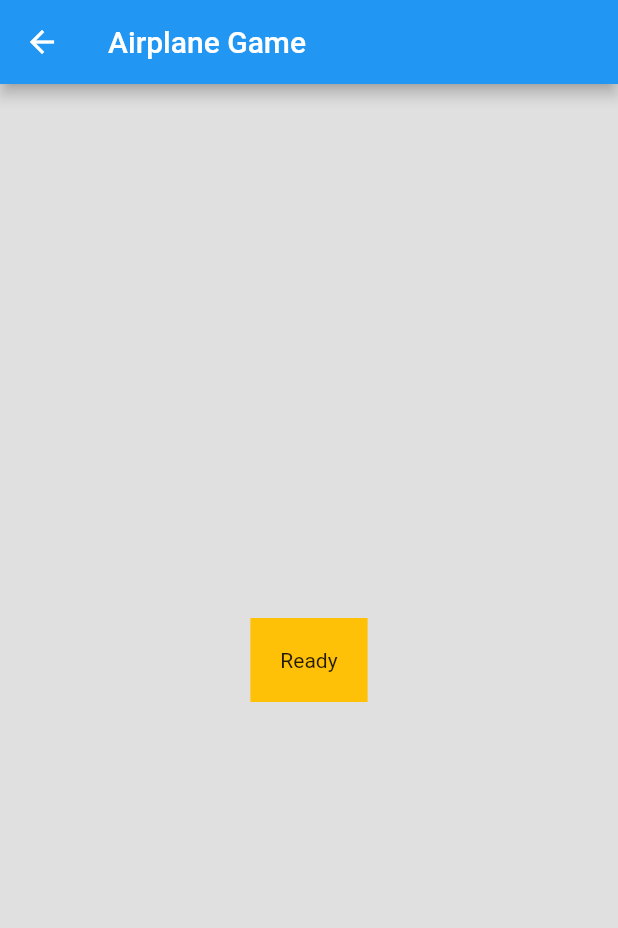
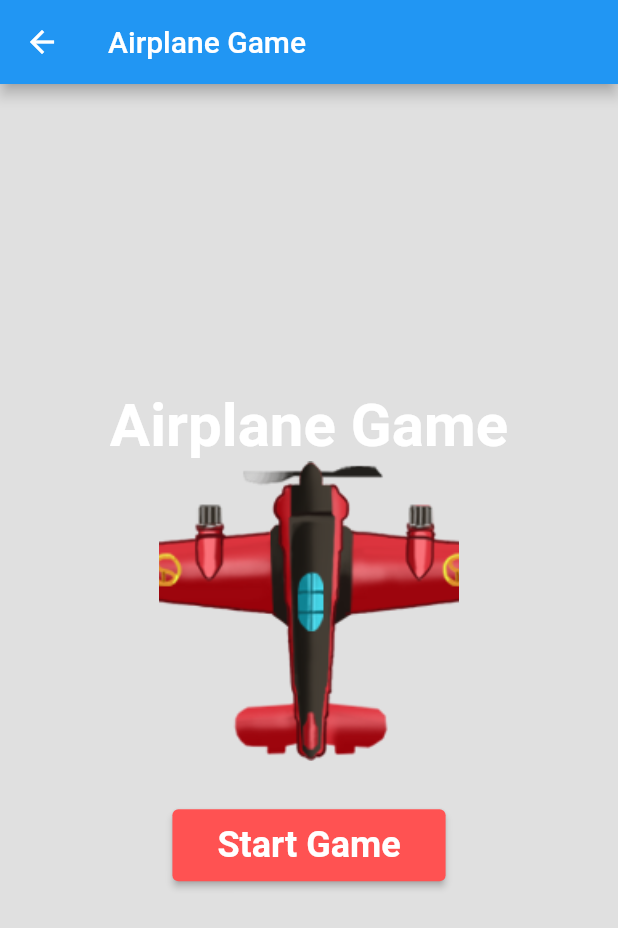
Before and after one commit to S-Soo100/flame_study, a Flutter app: the AirplaneGamePage screen opened directly, on a phone screen of 412 x 824 dp. Shown: the top 928 px of the screen. Run offline on Flutter 3.47's test engine with Material 2 defaults, Android fonts, the phone set to English and light mode, and no system bars; our stand-ins replace get; missing offline and left inert: flame.

Commit message:
게임 시작 타이틀 화면 구성

```diff
--- a/lib/page/airplane_game_page/airplane_game_page.dart
+++ b/lib/page/airplane_game_page/airplane_game_page.dart
@@ -75,18 +75,49 @@ class _AirplaneGamePageState extends State<AirplaneGamePage> {
       GameState state = _controller.state;
       if (state is Init) {
         return Center(
-          child: GestureDetector(
-            onTap: () {
-              getReady();
-              _controller.gameStart();
-            },
-            child: Padding(
-              padding: const EdgeInsets.all(8.0),
-              child: Container(
-                  color: Colors.amber,
-                  padding: const EdgeInsets.all(20),
-                  child: const Text("Ready")),
-            ),
+          child: Column(
+            mainAxisAlignment: MainAxisAlignment.center,
+            children: <Widget>[
+              const Text(
+                "Airplane Game",
+                style: TextStyle(
+                    fontSize: 40,
+                    fontWeight: FontWeight.bold,
+                    color: Colors.white),
+              ),
+              ClipRect(
+                child: Container(
+                  width: 200,
+                  height: 200,
+                  decoration: const BoxDecoration(
+                      image: DecorationImage(
+                          alignment: Alignment(0, 0),
+                          fit: BoxFit.cover,
+                          image: AssetImage(
+                              "assets/images/airplane_game/player1.png"))),
+                ),
+              ),
+              Padding(
+                padding: const EdgeInsets.all(32.0),
+                child: ElevatedButton(
+                  onPressed: () {
+                    getReady();
+                    _controller.gameStart();
+                  },
+                  style: ElevatedButton.styleFrom(
+                    backgroundColor: Colors.redAccent,
+                    textStyle: const TextStyle(fontSize: 24),
+                    padding: const EdgeInsets.symmetric(
+                        horizontal: 30, vertical: 10),
+                  ),
+                  child: const Text(
+                    "Start Game",
+                    style: TextStyle(
+                        fontWeight: FontWeight.bold, color: Colors.white),
+                  ),
+                ),
+              ),
+            ],
           ),
         );
       }
@@ -209,7 +240,7 @@ class _AirplaneGamePageState extends State<AirplaneGamePage> {
   }
 
   void getReady() {
-    readyTimer = Timer.periodic(Duration(milliseconds: 1000), (timer) {
+    readyTimer = Timer.periodic(const Duration(milliseconds: 1000), (timer) {
       setState(() {
         readyCount--;
       });
```
